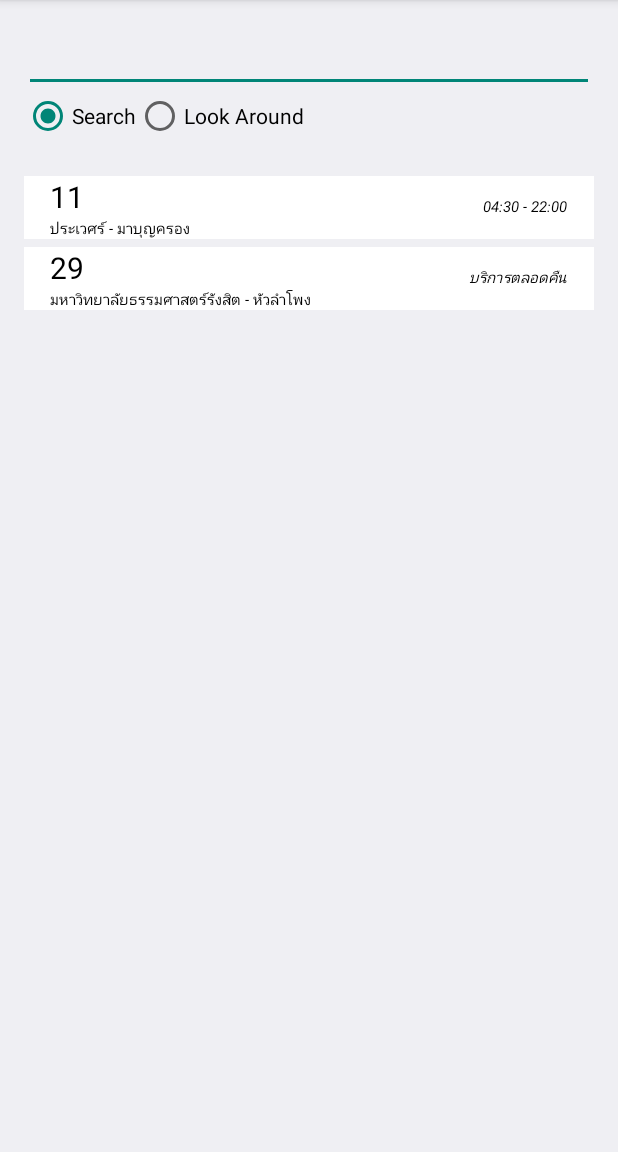
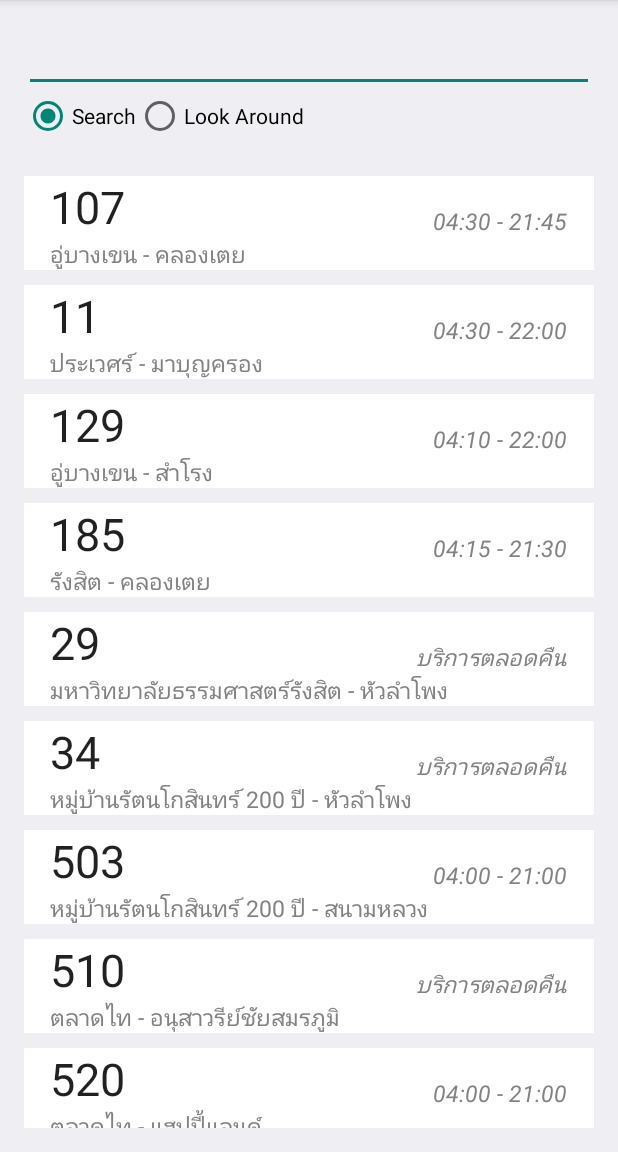
Before and after one commit to artza208/BusBMTA, an Android app: the screen it shows after launch (MainActivity), on a phone screen of 412 x 824 dp, the part 84-1236 px from its top. Run offline under Robolectric (Android 15) with nearby library versions, the phone set to English and light mode, and no system bars.

Commit message:
chage text color & size

```diff
--- a/app/src/main/java/com/busbmta/app/CustomListViewAdapter.java
+++ b/app/src/main/java/com/busbmta/app/CustomListViewAdapter.java
@@ -1,7 +1,6 @@
 package com.busbmta.app;
 
 import android.content.Context;
-import android.graphics.Color;
 import android.view.LayoutInflater;
 import android.view.View;
 import android.view.ViewGroup;
@@ -33,11 +32,11 @@ public class CustomListViewAdapter extends ArrayAdapter<String> {
         TextView txtTime = (TextView)row.findViewById(R.id.txtBusTime);
         TextView txtNo = (TextView) row.findViewById(R.id.txtBusNo);
         TextView txtWay = (TextView) row.findViewById(R.id.txtBusWay);
-        txtNo.setTextColor(Color.BLACK);
+
         txtNo.setText(BusNo.get(position));
-        txtTime.setTextColor(Color.BLACK);
+
         txtTime.setText(BusTime.get(position));
-        txtWay.setTextColor(Color.BLACK);
+
         txtWay.setText(BusWay.get(position));
 
         return row;
--- a/app/src/main/java/com/busbmta/app/Database.java
+++ b/app/src/main/java/com/busbmta/app/Database.java
@@ -8,7 +8,7 @@ import android.database.sqlite.SQLiteOpenHelper;
  */
 class MyDbHelper extends SQLiteOpenHelper{
     private static final String DB_NAME = "BusBMTA";
-    private static final int DB_VERSION = 5;
+    private static final int DB_VERSION = 6;
     public static final String TABLE_NAME = "BusData";
     public static final String COL_BUSNO = "BusNo";
     public static final String COL_BUSZONE = "BusZone";
@@ -26,10 +26,30 @@ class MyDbHelper extends SQLiteOpenHelper{
         db.execSQL("INSERT INTO " + TABLE_NAME + " (" + COL_BUSNO + "," + COL_BUSZONE + "," + COL_BUSWAY + "," + COL_BUSTYPE + "," + COL_BUSTIME + ")"
                    + " VALUES ('29','1','มหาวิทยาลัยธรรมศาสตร์รังสิต - หัวลำโพง','รถธรรมดา (ครีม-แดง)','บริการตลอดคืน');");
         db.execSQL("INSERT INTO " + TABLE_NAME + " (" + COL_BUSNO + "," + COL_BUSZONE + "," + COL_BUSWAY + "," + COL_BUSTYPE + "," + COL_BUSTIME + ")"
-                    + " VALUES ('11','2','ประเวศร์ - มาบุญครอง','รถธรรมดา (ครีม-แดง)','04:30 - 22:00');");
+                + " VALUES ('11','2','ประเวศร์ - มาบุญครอง','รถธรรมดา (ครีม-แดง)','04:30 - 22:00');");
+        db.execSQL("INSERT INTO " + TABLE_NAME + " (" + COL_BUSNO + "," + COL_BUSZONE + "," + COL_BUSWAY + "," + COL_BUSTYPE + "," + COL_BUSTIME + ")"
+                + " VALUES ('34','1','หมู่บ้านรัตนโกสินทร์ 200 ปี - หัวลำโพง','รถธรรมดา (ครีม-แดง)','บริการตลอดคืน');");
+        db.execSQL("INSERT INTO " + TABLE_NAME + " (" + COL_BUSNO + "," + COL_BUSZONE + "," + COL_BUSWAY + "," + COL_BUSTYPE + "," + COL_BUSTIME + ")"
+                + " VALUES ('59','1','รังสิต - สนามหลวง','รถธรรมดา (ครีม-แดง)','บริการตลอดคืน');");
+        db.execSQL("INSERT INTO " + TABLE_NAME + " (" + COL_BUSNO + "," + COL_BUSZONE + "," + COL_BUSWAY + "," + COL_BUSTYPE + "," + COL_BUSTIME + ")"
+                + " VALUES ('95','1','อู่บางเขน - มหาวิทยาลัยรามคำแหง','รถธรรมดา (ครีม-แดง)','04:30 - 22:00');");
+        db.execSQL("INSERT INTO " + TABLE_NAME + " (" + COL_BUSNO + "," + COL_BUSZONE + "," + COL_BUSWAY + "," + COL_BUSTYPE + "," + COL_BUSTIME + ")"
+                + " VALUES ('107','1','อู่บางเขน - คลองเตย','รถธรรมดา (ครีม-แดง)','04:30 - 21:45');");
+        db.execSQL("INSERT INTO " + TABLE_NAME + " (" + COL_BUSNO + "," + COL_BUSZONE + "," + COL_BUSWAY + "," + COL_BUSTYPE + "," + COL_BUSTIME + ")"
+                + " VALUES ('129','1','อู่บางเขน - สำโรง','รถธรรมดา (ครีม-แดง)','04:10 - 22:00');");
+        db.execSQL("INSERT INTO " + TABLE_NAME + " (" + COL_BUSNO + "," + COL_BUSZONE + "," + COL_BUSWAY + "," + COL_BUSTYPE + "," + COL_BUSTIME + ")"
+                + " VALUES ('185','1','รังสิต - คลองเตย','รถธรรมดา (ครีม-แดง)','04:15 - 21:30');");
+        db.execSQL("INSERT INTO " + TABLE_NAME + " (" + COL_BUSNO + "," + COL_BUSZONE + "," + COL_BUSWAY + "," + COL_BUSTYPE + "," + COL_BUSTIME + ")"
+                + " VALUES ('503','1','หมู่บ้านรัตนโกสินทร์ 200 ปี - สนามหลวง','รถปรับอากาศ (ยูโรทู)','04:00 - 21:00');");
+        db.execSQL("INSERT INTO " + TABLE_NAME + " (" + COL_BUSNO + "," + COL_BUSZONE + "," + COL_BUSWAY + "," + COL_BUSTYPE + "," + COL_BUSTIME + ")"
+                + " VALUES ('510','1','ตลาดไท - อนุสาวรีย์ชัยสมรภูมิ','รถปรับอากาศ (ยูโรทู)','บริการตลอดคืน');");
+        db.execSQL("INSERT INTO " + TABLE_NAME + " (" + COL_BUSNO + "," + COL_BUSZONE + "," + COL_BUSWAY + "," + COL_BUSTYPE + "," + COL_BUSTIME + ")"
+                + " VALUES ('520','1','ตลาดไท - แฮปปี้แลนด์','รถปรับอากาศ (ยูโรทู)','04:00 - 21:00');");
+        db.execSQL("INSERT INTO " + TABLE_NAME + " (" + COL_BUSNO + "," + COL_BUSZONE + "," + COL_BUSWAY + "," + COL_BUSTYPE + "," + COL_BUSTIME + ")"
+                + " VALUES ('522','1','รังสิต - อนุสาวรีย์ชัยฯ','รถปรับอากาศ (ยูโรทู)','04:00 - 21:00');");
     }
     public void onUpgrade(SQLiteDatabase db,int OldVersion,int newVersion){
-        db.execSQL("DROP TABLE IF EXISTS" + TABLE_NAME);
+        db.execSQL("DROP TABLE IF EXISTS " + TABLE_NAME);
         onCreate(db);
     }
 }
--- a/app/src/main/res/layout/activity_main.xml
+++ b/app/src/main/res/layout/activity_main.xml
@@ -49,7 +49,7 @@
         android:layout_below="@+id/radioGroup"
         android:layout_centerHorizontal="true"
         android:divider="@android:color/transparent"
-        android:dividerHeight="5.0sp"
+        android:dividerHeight="10.0sp"
         android:layout_marginTop="24dp" />
 
 </RelativeLayout>
--- a/app/src/main/res/layout/listview_row.xml
+++ b/app/src/main/res/layout/listview_row.xml
@@ -10,7 +10,7 @@
         android:textAppearance="?android:attr/textAppearanceLarge"
         android:text="Large Text"
         android:id="@+id/txtBusNo"
-        android:textSize="20dp"
+        android:textSize="30dp"
         android:textIsSelectable="false"
         android:layout_alignParentTop="true"
         android:layout_alignLeft="@+id/txtBusWay"
@@ -23,7 +23,8 @@
         android:text="Small Text"
         android:id="@+id/txtBusTime"
         android:layout_gravity="right"
-        android:textSize="10dp"
+        android:textSize="15dp"
+        android:textColor="#828282"
         android:textStyle="italic"
         android:layout_marginRight="18dp"
         android:layout_alignBottom="@+id/txtBusNo"
@@ -36,7 +37,8 @@
         android:textAppearance="?android:attr/textAppearanceMedium"
         android:text="Medium Text"
         android:id="@+id/txtBusWay"
-        android:textSize="10dp"
+        android:textSize="15dp"
+        android:textColor="#828282"
         android:layout_marginLeft="17dp"
         android:layout_below="@+id/txtBusTime"
         android:layout_alignParentLeft="true"
```
Also changed, not shown: 1 other file.
